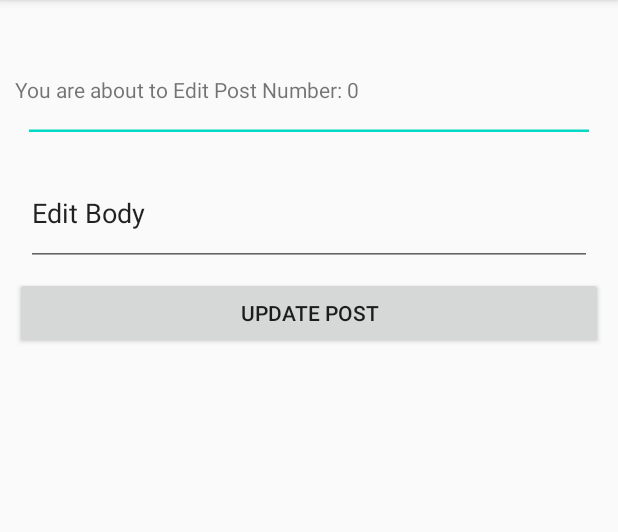
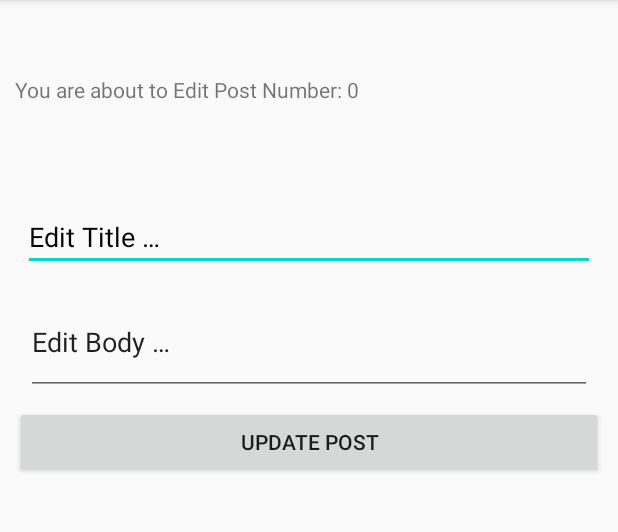
Before and after one commit to MichaelOdera/MedBookPosts, an Android app: the UpdatePostActivity screen opened directly, with no data from a screen before it, on a phone screen of 412 x 824 dp, the part 84-616 px from its top. Run offline under Robolectric (Android 15) with nearby library versions, the phone set to English and light mode, and no system bars; our stand-ins replace ButterKnife; libraries missing offline, so code that uses them is left out: org.parceler; 1 statement that could not run was skipped.

```diff
--- a/app/src/main/res/layout/activity_update_post.xml
+++ b/app/src/main/res/layout/activity_update_post.xml
@@ -1,57 +1,57 @@
 <?xml version="1.0" encoding="utf-8"?>
-<LinearLayout
-    xmlns:android="http://schemas.android.com/apk/res/android"
+<LinearLayout xmlns:android="http://schemas.android.com/apk/res/android"
+    android:layout_width="match_parent"
+    android:layout_height="match_parent"
     android:orientation="vertical"
-    android:padding="10dp"
-    android:layout_width="match_parent"
-    android:layout_height="match_parent">
+    android:padding="10dp">
 
     <TextView
 
         android:id="@+id/noticeTextView"
         android:layout_width="match_parent"
-        android:layout_height="wrap_content"
-        android:layout_marginTop="40sp"/>
+        android:layout_height="30dp"
+        android:layout_marginTop="40sp"
+        android:layout_marginBottom="50dp" />
 
     <EditText
         android:id="@+id/titleEditText"
+        android:layout_width="match_parent"
+        android:layout_height="45dp"
+        android:layout_margin="5dp"
         android:text="@string/edit_title"
-        android:textColor="@android:color/black"
-        android:layout_width="match_parent"
-        android:layout_height="20dp"
-        android:layout_margin="5dp"/>
+        android:textColor="@android:color/black" />
 
     <EditText
         android:id="@+id/bodyEditText"
-        android:text="@string/edit_body"
         android:layout_width="match_parent"
         android:layout_height="70dp"
-        android:layout_margin="7dp"/>
+        android:layout_margin="7dp"
+        android:text="@string/edit_body" />
 
     <Button
         android:id="@+id/submitPost"
-        android:text="@string/update_post"
         android:layout_width="match_parent"
-        android:layout_height="wrap_content"/>
+        android:layout_height="wrap_content"
+        android:text="@string/update_post" />
 
     <LinearLayout
         android:id="@+id/editedView"
-        android:orientation="vertical"
         android:layout_width="match_parent"
         android:layout_height="wrap_content"
+        android:orientation="vertical"
         android:visibility="gone">
 
         <EditText
             android:id="@+id/titleEditedText"
             android:layout_width="match_parent"
             android:layout_height="70dp"
-            android:layout_margin="7dp"/>
+            android:layout_margin="7dp" />
 
         <EditText
             android:id="@+id/bodyEditedText"
             android:layout_width="match_parent"
             android:layout_height="70dp"
-            android:layout_margin="7dp"/>
+            android:layout_margin="7dp" />
 
 
     </LinearLayout>
--- a/app/src/main/res/values/strings.xml
+++ b/app/src/main/res/values/strings.xml
@@ -6,9 +6,12 @@
     <string name="welcome_to_this_posts_application">Welcome to this posts Application</string>
     <string name="check_posts">CHECK POSTS</string>
     <string name="update">UPDATE</string>
-    <string name="edit_body">Edit Body</string>
-    <string name="edit_title">Edit Title</string>
+    <string name="edit_body">Edit Body …</string>
+    <string name="edit_title">Edit Title …</string>
     <string name="update_post">UPDATE POST</string>
     <string name="add_post">Add Post</string>
     <string name="delete">delete</string>
+    <string name="title">Title:</string>
+    <string name="body">Body:</string>
+    <string name="add_new_post">Add New Post</string>
 </resources>
```
Also changed, not shown: app/src/main/java/com/example/medbookposts/ui/AddPostActivity.java (+72 -1 lines), app/src/main/java/com/example/medbookposts/ui/PostDetailFragment.java (+4 -3 lines), app/src/main/java/com/example/medbookposts/ui/PostsListActivity.java (+16 -1 lines), app/src/main/res/layout/activity_add_post.xml (+32 -2 lines), app/src/main/res/layout/activity_display_post.xml (+9 -11 lines).
